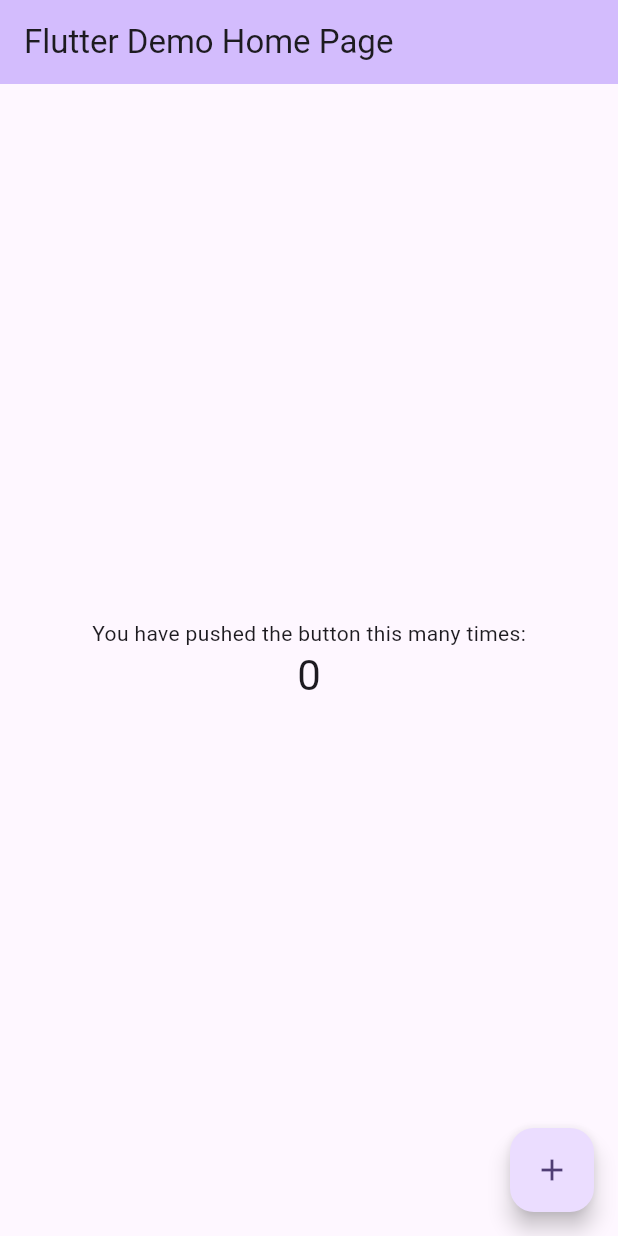
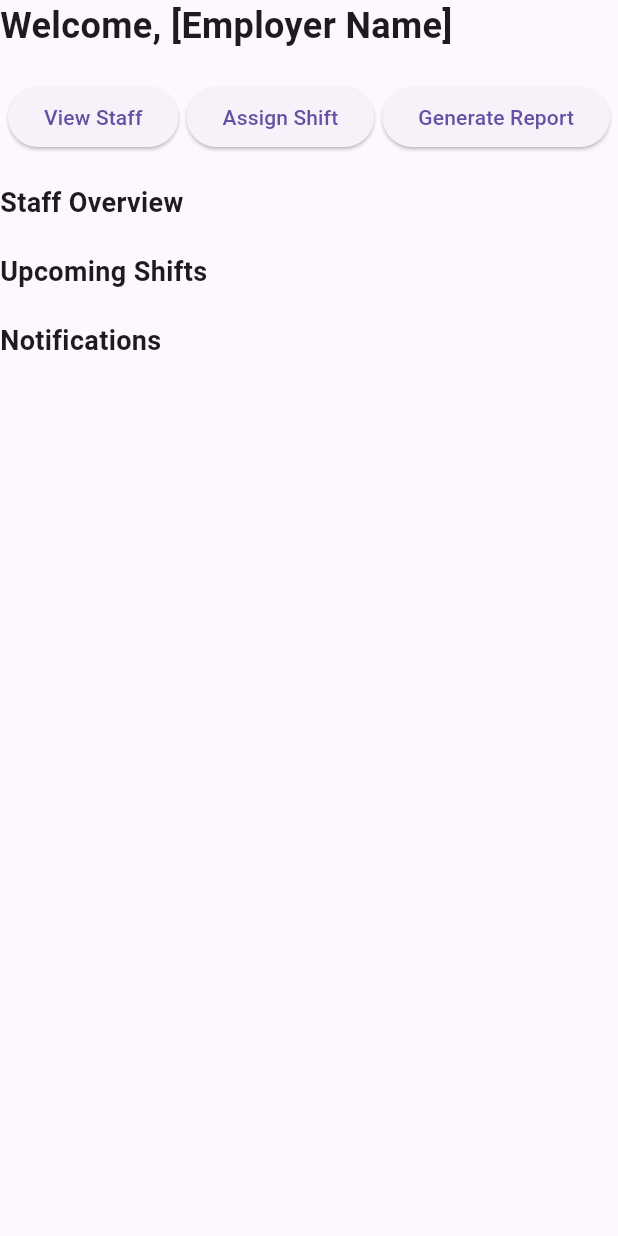
Before and after one commit to MuhammadYaseen11/secureforce_manager, a Flutter app: the screen it shows after launch, on a phone screen of 412 x 824 dp. Run offline on Flutter 3.47's test engine with Material 3 defaults, Android fonts, the light colour scheme and no system bars.

Commit message:
update mian, home_page.dart

```diff
--- a/lib/main.dart
+++ b/lib/main.dart
@@ -1,4 +1,6 @@
 import 'package:flutter/material.dart';
+
+import 'screens/home_page.dart';
 
 void main() {
   runApp(const MyApp());
@@ -7,116 +9,12 @@ void main() {
 class MyApp extends StatelessWidget {
   const MyApp({super.key});
 
-  // This widget is the root of your application.
   @override
   Widget build(BuildContext context) {
     return MaterialApp(
-      title: 'Flutter Demo',
-      theme: ThemeData(
-        // This is the theme of your application.
-        //
-        // TRY THIS: Try running your application with "flutter run". You'll see
-        // the application has a purple toolbar. Then, without quitting the app,
-        // try changing the seedColor in the colorScheme below to Colors.green
-        // and then invoke "hot reload" (save your changes or press the "hot
-        // reload" button in a Flutter-supported IDE, or press "r" if you used
-        // the command line to start the app).
-        //
-        // Notice that the counter didn't reset back to zero; the application
-        // state is not lost during the reload. To reset the state, use hot
-        // restart instead.
-        //
-        // This works for code too, not just values: Most code changes can be
-        // tested with just a hot reload.
-        colorScheme: ColorScheme.fromSeed(seedColor: Colors.deepPurple),
-      ),
-      home: const MyHomePage(title: 'Flutter Demo Home Page'),
+      title: 'SecureForce Manager',
+      theme: ThemeData(primaryColor: const Color.fromARGB(255, 176, 70, 63)),
+      home: const MyHomePage(),
     );
   }
 }
-
-class MyHomePage extends StatefulWidget {
-  const MyHomePage({super.key, required this.title});
-
-  // This widget is the home page of your application. It is stateful, meaning
-  // that it has a State object (defined below) that contains fields that affect
-  // how it looks.
-
-  // This class is the configuration for the state. It holds the values (in this
-  // case the title) provided by the parent (in this case the App widget) and
-  // used by the build method of the State. Fields in a Widget subclass are
-  // always marked "final".
-
-  final String title;
-
-  @override
-  State<MyHomePage> createState() => _MyHomePageState();
-}
-
-class _MyHomePageState extends State<MyHomePage> {
-  int _counter = 0;
-
-  void _incrementCounter() {
-    setState(() {
-      // This call to setState tells the Flutter framework that something has
-      // changed in this State, which causes it to rerun the build method below
-      // so that the display can reflect the updated values. If we changed
-      // _counter without calling setState(), then the build method would not be
-      // called again, and so nothing would appear to happen.
-      _counter++;
-    });
-  }
-
-  @override
-  Widget build(BuildContext context) {
-    // This method is rerun every time setState is called, for instance as done
-    // by the _incrementCounter method above.
-    //
-    // The Flutter framework has been optimized to make rerunning build methods
-    // fast, so that you can just rebuild anything that needs updating rather
-    // than having to individually change instances of widgets.
-    return Scaffold(
-      appBar: AppBar(
-        // TRY THIS: Try changing the color here to a specific color (to
-        // Colors.amber, perhaps?) and trigger a hot reload to see the AppBar
-        // change color while the other colors stay the same.
-        backgroundColor: Theme.of(context).colorScheme.inversePrimary,
-        // Here we take the value from the MyHomePage object that was created by
-        // the App.build method, and use it to set our appbar title.
-        title: Text(widget.title),
-      ),
-      body: Center(
-        // Center is a layout widget. It takes a single child and positions it
-        // in the middle of the parent.
-        child: Column(
-          // Column is also a layout widget. It takes a list of children and
-          // arranges them vertically. By default, it sizes itself to fit its
-          // children horizontally, and tries to be as tall as its parent.
-          //
-          // Column has various properties to control how it sizes itself and
-          // how it positions its children. Here we use mainAxisAlignment to
-          // center the children vertically; the main axis here is the vertical
-          // axis because Columns are vertical (the cross axis would be
-          // horizontal).
-          //
-          // TRY THIS: Invoke "debug painting" (choose the "Toggle Debug Paint"
-          // action in the IDE, or press "p" in the console), to see the
-          // wireframe for each widget.
-          mainAxisAlignment: MainAxisAlignment.center,
-          children: <Widget>[
-            const Text('You have pushed the button this many times:'),
-            Text(
-              '$_counter',
-              style: Theme.of(context).textTheme.headlineMedium,
-            ),
-          ],
-        ),
-      ),
-      floatingActionButton: FloatingActionButton(
-        onPressed: _incrementCounter,
-        tooltip: 'Increment',
-        child: const Icon(Icons.add),
-      ), // This trailing comma makes auto-formatting nicer for build methods.
-    );
-  }
-}
--- /dev/null
+++ b/lib/screens/home_page.dart
@@ -0,0 +1,45 @@
+import 'package:flutter/material.dart';
+
+class MyHomePage extends StatelessWidget {
+  const MyHomePage({super.key});
+
+  @override
+  Widget build(BuildContext context) {
+    return Scaffold(
+      body: Column(
+        mainAxisAlignment: MainAxisAlignment.start,
+        crossAxisAlignment: CrossAxisAlignment.start,
+        children: [
+          Text(
+            'Welcome, [Employer Name]',
+            style: TextStyle(fontSize: 24, fontWeight: FontWeight.bold),
+          ),
+          SizedBox(height: 20),
+          Row(
+            mainAxisAlignment: MainAxisAlignment.spaceEvenly,
+            children: [
+              ElevatedButton(onPressed: () {}, child: Text('View Staff')),
+              ElevatedButton(onPressed: () {}, child: Text('Assign Shift')),
+              ElevatedButton(onPressed: () {}, child: Text('Generate Report')),
+            ],
+          ),
+          SizedBox(height: 20),
+          Text(
+            'Staff Overview',
+            style: TextStyle(fontSize: 18, fontWeight: FontWeight.bold),
+          ),
+          SizedBox(height: 20),
+          Text(
+            'Upcoming Shifts',
+            style: TextStyle(fontSize: 18, fontWeight: FontWeight.bold),
+          ),
+          SizedBox(height: 20),
+          Text(
+            'Notifications',
+            style: TextStyle(fontSize: 18, fontWeight: FontWeight.bold),
+          ),
+        ],
+      ),
+    );
+  }
+}
```
Also changed, not shown: analysis_options.yaml (+1 -22 lines), pubspec.yaml (+2 -70 lines).
